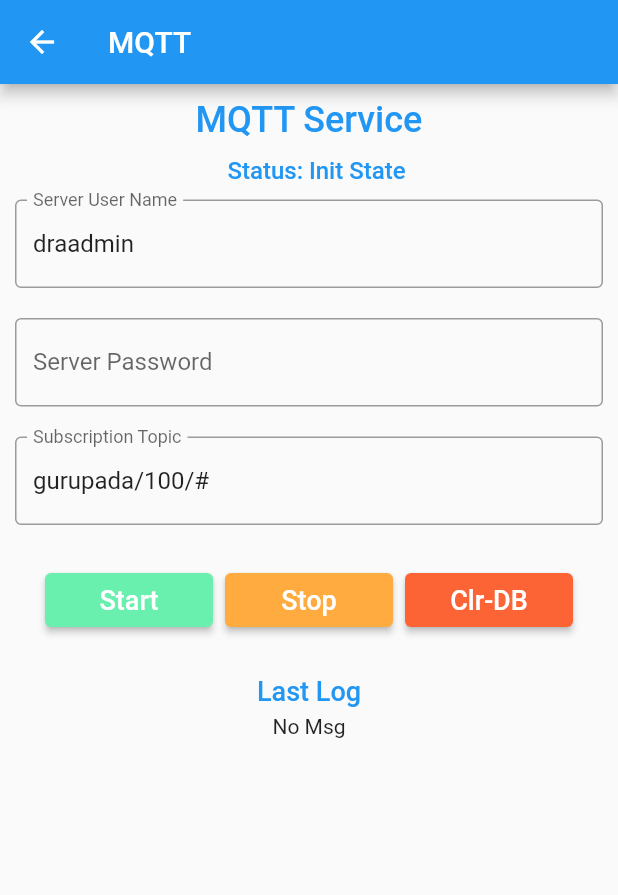
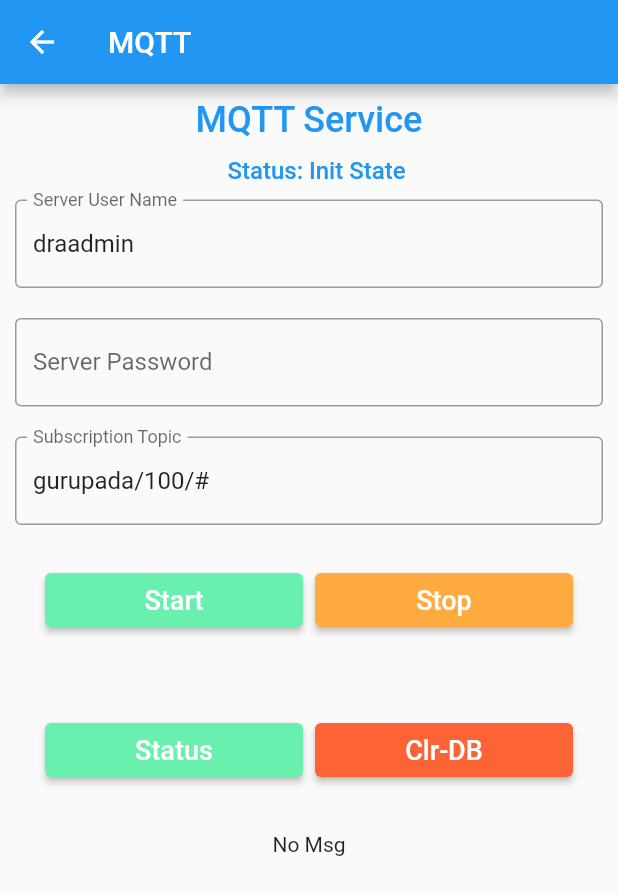
Before and after one commit to aseemsethi/my_app, a Flutter app: the MqttPage screen opened by its route, on a phone screen of 412 x 824 dp. Shown: the top 895 px of the screen. Run offline on Flutter 3.47's test engine with Material 2 defaults, Android fonts, the phone set to English and light mode, and no system bars; our stand-ins replace firebase_auth, firebase_core, flutter_local_notifications, font_awesome_flutter, google_sign_in, shared_preferences and 1 more; missing offline and left inert: flutter_foreground_task, flutter_nsd, mqtt_client, network_info_plus, ping_discover_network_forked; accounts and stored records are empty.

Commit message:
Added connection table

```diff
--- a/lib/screens/mqtt_page.dart
+++ b/lib/screens/mqtt_page.dart
@@ -59,11 +59,7 @@ class _MqttPageState extends State<MqttPage> {
                   alignment: Alignment.center,
                   padding: const EdgeInsets.fromLTRB(10, 0, 0, 0),
                   child: Text(
-                    'Status: ' +
-                        currentAppState.mqttState.value
-                            .toString()
-                            .split('.')
-                            .last,
+                    'Status: ' + currentAppState.mqttState.value.toString(),
                     style: TextStyle(
                         color: Colors.blue,
                         fontWeight: FontWeight.w500,
@@ -142,7 +138,34 @@ class _MqttPageState extends State<MqttPage> {
                                 fontSize: 18),
                           ),
                         )),
-                        //const Spacer(flex: 1),
+                      ])),
+              Container(
+                  height: 100,
+                  padding: const EdgeInsets.fromLTRB(30, 0, 30, 0),
+                  child: Row(
+                      //mainAxisSize: MainAxisSize.min,
+                      mainAxisAlignment: MainAxisAlignment.spaceEvenly,
+                      children: <Widget>[
+                        Expanded(
+                            child: ElevatedButton(
+                                onPressed: () async {
+                                  FocusManager.instance.primaryFocus?.unfocus();
+                                  List<Map<String, dynamic>> res =
+                                      await dbHelper!.getState();
+                                  currentAppState.mqttState.value =
+                                      res[0]['status'] ?? "Init";
+                                },
+                                style: ElevatedButton.styleFrom(
+                                  primary:
+                                      Colors.greenAccent, // Background color
+                                ),
+                                child: Text(
+                                  "Status",
+                                  style: TextStyle(
+                                      color: Colors.white,
+                                      fontWeight: FontWeight.w500,
+                                      fontSize: 18),
+                                ))),
                         SizedBox(width: 8),
                         Expanded(
                             child: ElevatedButton(
@@ -163,16 +186,6 @@ class _MqttPageState extends State<MqttPage> {
                           ),
                         )),
                       ])),
-              Row(
-                mainAxisAlignment: MainAxisAlignment.center,
-                children: [
-                  Text('Last Log',
-                      style: TextStyle(
-                          color: Colors.blue,
-                          fontWeight: FontWeight.w500,
-                          fontSize: 18)),
-                ],
-              ),
               Container(
                 padding: const EdgeInsets.fromLTRB(20, 5, 20, 0),
                 child: Text(
--- a/lib/utils/db_helper.dart
+++ b/lib/utils/db_helper.dart
@@ -67,6 +67,14 @@ class DatabaseHelper with ChangeNotifier {
             $columnLog TEXT NOT NULL
           )
           ''');
+    // Temperature Table
+    await db.execute('''
+          CREATE TABLE State (
+            state TEXT PRIMARY KEY,
+            status TEXT NOT NULL,
+            connTime TEXT NOT NULL
+          )
+          ''');
   }
 
   // Helper methods
@@ -74,6 +82,21 @@ class DatabaseHelper with ChangeNotifier {
     print('dbhelper: removed DB');
     //await File(path!).delete();
     await deleteDatabase(path!);
+  }
+
+  Future<int> updateState(String status) async {
+    String timeNow = "now";
+    Database? db = await instance.database;
+    print('DB helper: updateState: status');
+    return await db!.rawUpdate(
+        'REPLACE INTO State (state, status, connTime) VALUES (\'state\', \'$status\', \'$timeNow\')');
+  }
+
+  Future<List<Map<String, dynamic>>> getState() async {
+    Database? db = await instance.database;
+    var res = await db!.rawQuery('SELECT status FROM State');
+    print('DB: getState: ${res[0]['status']}');
+    return res;
   }
 
   Future<int> updateGw(String dev, Map<String, dynamic> log) async {
--- a/lib/utils/mqttAppState.dart
+++ b/lib/utils/mqttAppState.dart
@@ -5,7 +5,7 @@ import 'package:flutter/cupertino.dart';
 enum MQTTAppConnectionState { Disconnected, Connecting, Connected }
 
 class MQTTAppState with ChangeNotifier {
-  ValueNotifier<String> mqttState = ValueNotifier<String>('Init State');
+  ValueNotifier<String?> mqttState = ValueNotifier<String>('Init State');
   ValueNotifier<String> mqttMsg = ValueNotifier<String>('No Msg');
 
   MQTTAppConnectionState _appConnectionState =
```
Also changed, not shown: lib/services/mqtt_manager.dart (+8 -0 lines).
